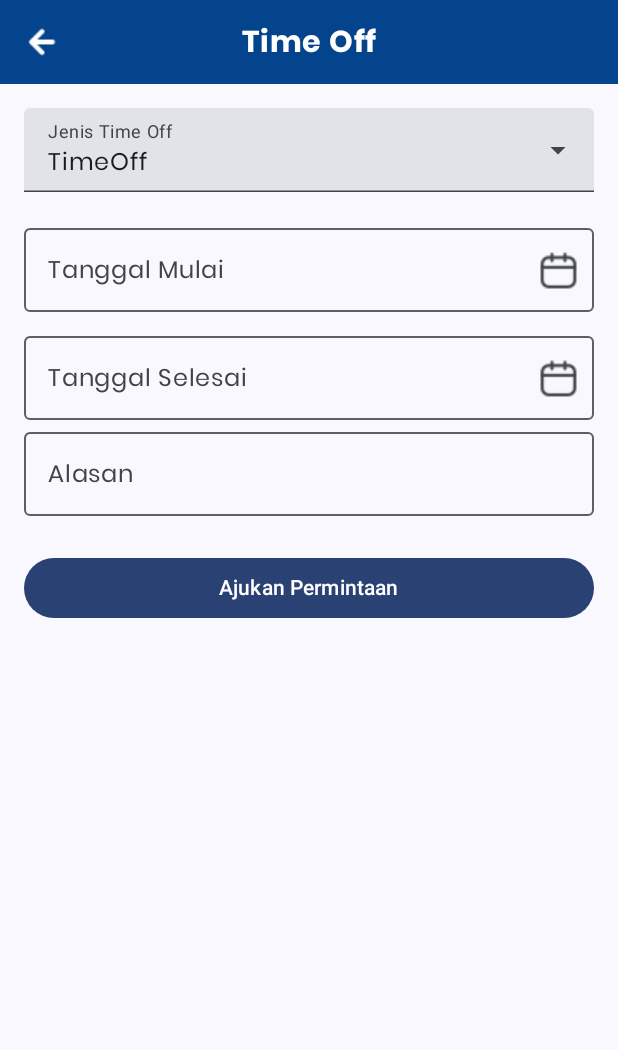
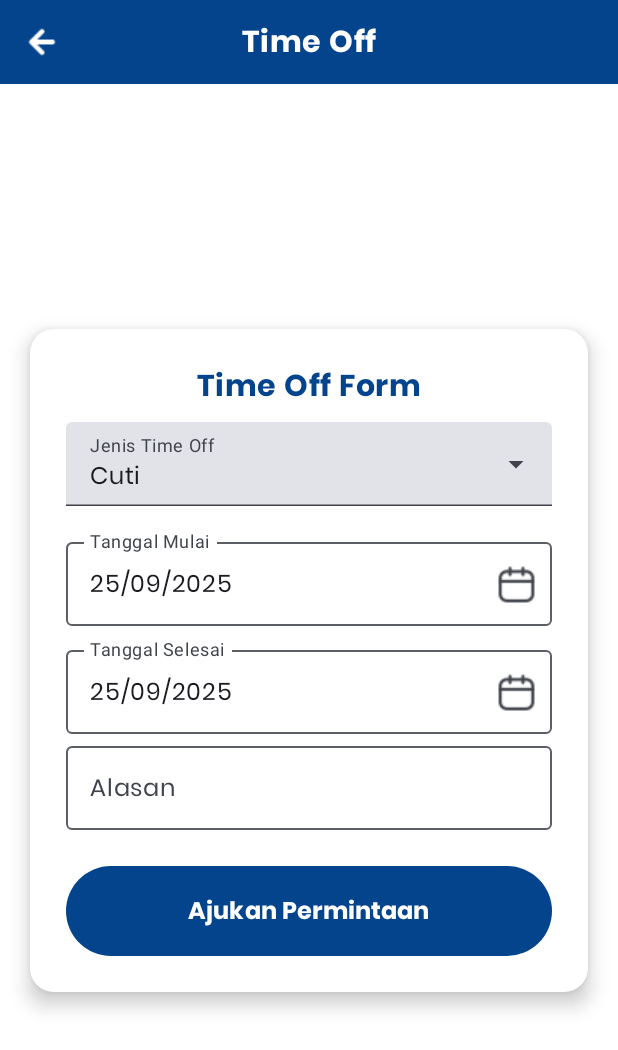
Before and after one commit to Aioloo/Absensi-APK, an Android app built with Jetpack Compose: the TimeOffScreen screen opened through its navigation route, on a phone screen of 412 x 824 dp. Shown: the top 1050 px of the screen. Run offline under Robolectric (Android 15) with nearby library versions, the phone set to English and light mode, and no system bars.

Commit message:
update batasan fitur cuti 3x

```diff
--- a/front_end/app/src/main/java/com/example/absensiapk/CheckOutScreen.kt
+++ b/front_end/app/src/main/java/com/example/absensiapk/CheckOutScreen.kt
@@ -19,10 +19,6 @@ import androidx.compose.foundation.layout.fillMaxWidth
 import androidx.compose.foundation.layout.height
 import androidx.compose.foundation.layout.padding
 import androidx.compose.foundation.layout.size
-import androidx.compose.foundation.layout.width
-import androidx.compose.foundation.shape.RoundedCornerShape
-import androidx.compose.material3.Button
-import androidx.compose.material3.ButtonDefaults
 import androidx.compose.material3.Icon
 import androidx.compose.material3.Scaffold
 import androidx.compose.material3.Text
@@ -33,9 +29,7 @@ import androidx.compose.runtime.remember
 import androidx.compose.runtime.setValue
 import androidx.compose.ui.Alignment
 import androidx.compose.ui.Modifier
-import androidx.compose.ui.draw.clip
 import androidx.compose.ui.graphics.Color
-import androidx.compose.ui.layout.ContentScale
 import androidx.compose.ui.platform.LocalContext
 import androidx.compose.ui.res.painterResource
 import androidx.compose.ui.text.font.FontWeight
--- a/front_end/app/src/main/java/com/example/absensiapk/MainActivity.kt
+++ b/front_end/app/src/main/java/com/example/absensiapk/MainActivity.kt
@@ -87,8 +87,8 @@ fun MyApp() {
             EmployeeListScreen(navController = navController, homeViewModel = homeViewModel)
         }
 
-        composable("notification"){
-            NotificationScreen(navController = navController)
+        composable("time_off_list"){
+            TimeOffList(navController = navController, homeViewModel = homeViewModel)
         }
 
         composable("check_in"){
--- a/front_end/app/src/main/java/com/example/absensiapk/TimeOffScreen.kt
+++ b/front_end/app/src/main/java/com/example/absensiapk/TimeOffScreen.kt
@@ -12,6 +12,7 @@ import androidx.compose.foundation.background
 import androidx.compose.ui.platform.LocalContext
 import androidx.compose.material3.Text
 import androidx.compose.foundation.clickable
+import androidx.compose.foundation.shape.RoundedCornerShape
 import androidx.compose.material3.ExposedDropdownMenuBox
 import androidx.compose.material3.ExposedDropdownMenuDefaults
 import androidx.compose.runtime.remember
@@ -20,7 +21,9 @@ import androidx.compose.runtime.getValue
 import androidx.compose.ui.Alignment
 import androidx.compose.ui.graphics.Color
 import androidx.compose.ui.res.painterResource
+import androidx.compose.ui.text.TextRange
 import androidx.compose.ui.text.font.FontWeight
+import androidx.compose.ui.text.input.TextFieldValue
 import androidx.compose.ui.text.style.TextAlign
 import androidx.compose.ui.unit.sp
 import androidx.lifecycle.viewmodel.compose.viewModel
@@ -29,6 +32,7 @@ import com.example.absensiapk.R
 import com.example.absensiapk.modelview.HomeViewModel
 import com.example.absensiapk.ui.theme.BluePAL
 import com.example.absensiapk.ui.theme.Poppins
+import java.time.format.DateTimeParseException
 import java.util.Calendar
 
 
@@ -36,19 +40,60 @@ import java.util.Calendar
 @Composable
 fun TimeOffScreen(navController: NavController, homeViewModel: HomeViewModel = viewModel()) {
     val context = LocalContext.current
-    var selectedJenisTimeOff by remember { mutableStateOf("TimeOff") }
     var alasan by remember { mutableStateOf("") }
-    var tanggalMulai by remember { mutableStateOf<LocalDate?>(null) }
-    var tanggalSelesai by remember { mutableStateOf<LocalDate?>(null) }
+
+    var tanggalMulai by remember { mutableStateOf<LocalDate?>(LocalDate.now()) }
+    var tanggalSelesai by remember { mutableStateOf<LocalDate?>(LocalDate.now()) }
+
     var isSubmitting by remember { mutableStateOf(false) }
 
-    val jenisTimeOffList = listOf("Cuti", "Sakit", "Izin")
     var isExpanded by remember { mutableStateOf(false) }
+    val jatahCuti by homeViewModel.jatahCuti.collectAsState()
+    val sisaCuti by homeViewModel.sisaCuti.collectAsState()
+    var selectedJenisTimeOff by remember { mutableStateOf("Cuti") }
+
+    LaunchedEffect(Unit){
+        homeViewModel.loadKaryawanData()
+    }
 
     Scaffold(topBar = { TimeOffTopBar(navController = navController)}) { innerPadding ->
+        Box(
+            modifier = Modifier
+                .fillMaxSize()
+                .padding(innerPadding)
+                .background(Color.White),
+            contentAlignment = Alignment.Center
+        ){
+            Card(
+                modifier = Modifier
+                    .fillMaxWidth()
+                    .padding(horizontal = 20.dp),
+                shape = RoundedCornerShape(16.dp),
+                elevation = CardDefaults.cardElevation(defaultElevation = 8.dp),
+                colors = CardDefaults.cardColors(containerColor = Color.White),
+
+            ){
                 Column(
-            modifier = Modifier.padding(innerPadding).fillMaxSize().padding(16.dp)
+                    modifier = Modifier
+                        .padding(24.dp),
+                    horizontalAlignment = Alignment.CenterHorizontally
                 ) {
+                    Text(
+                        text = "Time Off Form",
+                        fontWeight = FontWeight.Bold,
+                        fontSize = 20.sp,
+                        modifier = Modifier.padding(bottom = 10.dp),
+                        color = BluePAL,
+                        textAlign = TextAlign.Center
+                    )
+
+                    jatahCuti?.let {
+                        Text(
+                            text = "Sisa Jatah Cuti Bulan Ini : ${sisaCuti ?: 0} kali.",
+                            style = MaterialTheme.typography.bodySmall
+                        )
+                    }
+
                     ExposedDropdownMenuBox(
                         expanded = isExpanded,
                         onExpandedChange = { isExpanded = !isExpanded }
@@ -62,9 +107,11 @@ fun TimeOffScreen(navController: NavController, homeViewModel: HomeViewModel = v
                             modifier = Modifier.menuAnchor().fillMaxWidth()
                         )
                         ExposedDropdownMenu(expanded = isExpanded, onDismissRequest = { isExpanded = false }) {
-                    jenisTimeOffList.forEach { jenis ->
+                            val dynamicJenisTimeOffList = listOf("Cuti", "Sakit", "Izin")
+
+                            dynamicJenisTimeOffList.forEach { jenis ->
                                 DropdownMenuItem(
-                            text = { Text(jenis) },
+                                    text = { Text(jenis)},
                                     onClick = {
                                         selectedJenisTimeOff = jenis
                                         isExpanded = false
@@ -74,13 +121,18 @@ fun TimeOffScreen(navController: NavController, homeViewModel: HomeViewModel = v
                         }
                     }
                     Spacer(modifier = Modifier.height(16.dp))
+                    DatePickerField(
+                        label = "Tanggal Mulai",
+                        selectedDate = tanggalMulai,
+                        onDateSelected = { tanggalMulai = it },
+                    )
+                    Spacer(modifier = Modifier.height(8.dp))
+                    DatePickerField(
+                        label = "Tanggal Selesai",
+                        selectedDate = tanggalSelesai,
+                        onDateSelected = { tanggalSelesai = it }
+                    )
 
-            // Field Tanggal Mulai dan Selesai (tampilkan untuk semua jenis)
-            DatePickerField(label = "Tanggal Mulai", selectedDate = tanggalMulai) { tanggalMulai = it }
-            Spacer(modifier = Modifier.height(8.dp))
-            DatePickerField(label = "Tanggal Selesai", selectedDate = tanggalSelesai) { tanggalSelesai = it }
-
-            // Field alasan (tampilkan untuk semua jenis)
                     OutlinedTextField(
                         value = alasan,
                         onValueChange = { alasan = it },
@@ -100,6 +152,11 @@ fun TimeOffScreen(navController: NavController, homeViewModel: HomeViewModel = v
                                 return@Button
                             }
 
+                            if(sisaCuti == 0){
+                                Toast.makeText(context,"Sisa cuti Anda telah habis.", Toast.LENGTH_SHORT).show()
+                                return@Button
+                            }
+
                             if(tanggalMulai!! > tanggalSelesai!!){
                                 Toast.makeText(context, "Tanggal mulai tidak boleh lebih besar dari tanggal selesai.", Toast.LENGTH_SHORT).show()
                                 return@Button
@@ -107,7 +164,6 @@ fun TimeOffScreen(navController: NavController, homeViewModel: HomeViewModel = v
 
                             isSubmitting = true
                             homeViewModel.submitTimeOffRequest(
-                        karyawanId = karyawanId,
                                 jenisTimeOff = selectedJenisTimeOff,
                                 tanggalMulai = tanggalMulai!!.toString(),
                                 tanggalSelesai = tanggalSelesai!!.toString(),
@@ -115,14 +171,27 @@ fun TimeOffScreen(navController: NavController, homeViewModel: HomeViewModel = v
                             )
                             navController.navigate("home")
                         },
-                modifier = Modifier.fillMaxWidth(),
+                        modifier = Modifier
+                            .height(60.dp)
+                            .fillMaxWidth(),
+                        colors = ButtonDefaults.buttonColors(containerColor = BluePAL),
                         enabled = !isSubmitting
                     ) {
-                Text("Ajukan Permintaan")
+                        Text(
+                            text = "Ajukan Permintaan",
+                            color = Color.White,
+                            fontFamily = Poppins,
+                            fontWeight = FontWeight.Bold,
+                            fontSize = 16.sp
+                            )
                     }
                 }
             }
         }
+    }
+}
+
+
 
 @Composable
 fun TimeOffTopBar(navController: NavController){
@@ -169,30 +238,51 @@ fun DatePickerField(
     val context = LocalContext.current
     val calendar = Calendar.getInstance()
 
-    val year = selectedDate?.year ?: calendar.get(Calendar.YEAR)
-    val month = selectedDate?.monthValue?.minus(1) ?: calendar.get(Calendar.MONTH)
-    val day = selectedDate?.dayOfMonth ?: calendar.get(Calendar.DAY_OF_MONTH)
+    var textFieldValue by remember {
+        mutableStateOf(
+            TextFieldValue(
+                text = selectedDate?.format(DateTimeFormatter.ofPattern("dd/MM/yyyy")) ?: "",
+                selection = TextRange(0)
+            )
+        )
+    }
 
     val datePickerDialog = android.app.DatePickerDialog(
         context,
         { _: DatePicker, selectedYear: Int, selectedMonth: Int, selectedDay: Int ->
             val newDate = LocalDate.of(selectedYear, selectedMonth + 1, selectedDay)
             onDateSelected(newDate)
-        }, year, month, day
+            textFieldValue = TextFieldValue(
+                text = newDate.format(DateTimeFormatter.ofPattern("dd/MM/yyyy")),
+                selection = TextRange(0)
+            )
+        },
+        selectedDate?.year ?: calendar.get(Calendar.YEAR),
+        selectedDate?.monthValue?.minus(1) ?: calendar.get(Calendar.MONTH),
+        selectedDate?.dayOfMonth ?: calendar.get(Calendar.DAY_OF_MONTH)
     )
 
     Box(
         modifier = Modifier
             .fillMaxWidth()
-            .clickable {
+            .clickable (onClickLabel = "Pilih Tanggal $label"){
                 datePickerDialog.show()
             }
     ) {
         OutlinedTextField(
-            value = selectedDate?.format(DateTimeFormatter.ofPattern("dd MMMM yyyy")) ?: "",
-            onValueChange = {},
-            readOnly = true,
+            value = textFieldValue,
+            onValueChange = {
+                newValue ->textFieldValue = newValue
+                try{
+                    val parsedDate = LocalDate.parse(newValue.text, DateTimeFormatter.ofPattern("dd/MM/yyyy"))
+                    onDateSelected(parsedDate)
+                } catch (e: DateTimeParseException){
+                    // Tanggal tidak valid, Anda dapat menambahkan logika penanganan kesalahan di sini
+                }
+
+            },
             label = { Text(label) },
+            placeholder = {Text("dd/MM/yyyy")},
             modifier = Modifier.fillMaxWidth(),
             trailingIcon = {
                 Icon(
--- a/front_end/app/src/main/java/com/example/absensiapk/api/ApiService.kt
+++ b/front_end/app/src/main/java/com/example/absensiapk/api/ApiService.kt
@@ -35,12 +35,15 @@ interface ApiService {
     @FormUrlEncoded
     @POST("api/timeoff/ajukan/")
     suspend fun timeoff(
-        @Field("karyawan") karyawan: Int,
+        @Field("karyawan_id") karyawanId: Int,
         @Field("jenis") jenis: String,
         @Field("tanggal_mulai") tanggalMulai: String,
         @Field("tanggal_selesai") tanggalSelesai: String,
         @Field("alasan") alasan: String,
     ): Response<TimeOffData>
+
+    @GET("api/timeoff/history/")
+    suspend fun getTimeOffHistory(@Query("karyawan_id") karyawanId: Int): Response<List<TimeOffData>>
 
     @GET("api/absensi/history/")
     suspend fun getAttendanceHistory(@Query("karyawan_id") karyawanId: Int): Response<List<AttendanceData>>
--- a/front_end/app/src/main/java/com/example/absensiapk/api/RetrofitClient.kt
+++ b/front_end/app/src/main/java/com/example/absensiapk/api/RetrofitClient.kt
@@ -5,9 +5,9 @@ import okhttp3.OkHttpClient
 import retrofit2.Retrofit
 import retrofit2.converter.gson.GsonConverterFactory
 
-class RetrofitClient(private val context: Context) {
+class RetrofitClient(val context: Context) {
     companion object{
-        const val BASE_URL = "http://10.185.0.48:8000/"
+        const val BASE_URL = "http://172.20.10.6:8000/"
     }
 
     private val loginClient = OkHttpClient.Builder().build()
--- a/front_end/app/src/main/java/com/example/absensiapk/models/AttendanceData.kt
+++ b/front_end/app/src/main/java/com/example/absensiapk/models/AttendanceData.kt
@@ -5,7 +5,6 @@ data class AttendanceData(
     @SerializedName("id") val id: Int? = null,
     @SerializedName("karyawan") val karyawanId: Int? = null,
     @SerializedName("tanggal") val tanggal: String? = null,
-
 
     @SerializedName("jam_masuk") val jamMasuk: String? = null,
     @SerializedName("status_masuk") val statusMasuk: String? = null,
@@ -18,10 +17,4 @@ data class AttendanceData(
     @SerializedName("foto_keluar") val fotoKeluar: String? = null,
     @SerializedName("lokasi_keluar_lat") val lokasiKeluarLat: Double? = null,
     @SerializedName("lokasi_keluar_long") val lokasiKeluarLong: Double? = null,
-
-    @SerializedName("jam_absen") val jamAbsen: String? = null,
-    @SerializedName("status_absen") val statusAbsen: String? = null,
-    @SerializedName("foto_absen") val fotoAbsen: String? = null,
-    @SerializedName("lokasi_absen_lat") val lokasiAbsenLat: Double? = null,
-    @SerializedName("lokasi_absen_long") val lokasiAbsenLong: Double? = null
 )
--- a/front_end/app/src/main/java/com/example/absensiapk/models/EmployeeData.kt
+++ b/front_end/app/src/main/java/com/example/absensiapk/models/EmployeeData.kt
@@ -9,5 +9,7 @@ data class KaryawanData(
     val divisi: String?,
     val email: String?,
     @SerializedName("foto_profil")
-    val fotoProfil: String?
+    val fotoProfil: String?,
+    @SerializedName("jatah_cuti_per_bulan") val jatahCutiPerBulan: Int?,
+    @SerializedName("sisa_cuti") val sisaCutiPerBulan: Int?
 )
--- a/front_end/app/src/main/res/xml/network_security_config.xml
+++ b/front_end/app/src/main/res/xml/network_security_config.xml
@@ -1,9 +1,9 @@
 <?xml version="1.0" encoding="utf-8"?>
 <network-security-config>
     <domain-config cleartextTrafficPermitted="true">
-        <domain includeSubdomains="true">10.0.2.2</domain>
+        <domain includeSubdomains="true">0.0.0.0</domain>
         <domain includeSubdomains="true">localhost</domain>
         <domain includeSubdomains="true">10.185.0.48</domain>
-        <domain includeSubdomains="true">10.211.110.48</domain>
+        <domain includeSubdomains="true">172.20.10.6</domain>
     </domain-config>
 </network-security-config>
```
Also changed, not shown: front_end/app/src/main/java/com/example/absensiapk/AttendanceList.kt (+6 -23 lines), front_end/app/src/main/java/com/example/absensiapk/HomeScreen.kt (+5 -18 lines), front_end/app/src/main/java/com/example/absensiapk/LoginPage.kt (+79 -76 lines), front_end/app/src/main/java/com/example/absensiapk/TimeOffList.kt (+88 -48 lines), front_end/app/src/main/java/com/example/absensiapk/models/TimeOffData.kt (+4 -11 lines), front_end/app/src/main/java/com/example/absensiapk/modelview/HomeViewModel.kt (+40 -11 lines), 4 other files. Lines whose indentation alone changed are shown as unchanged.
